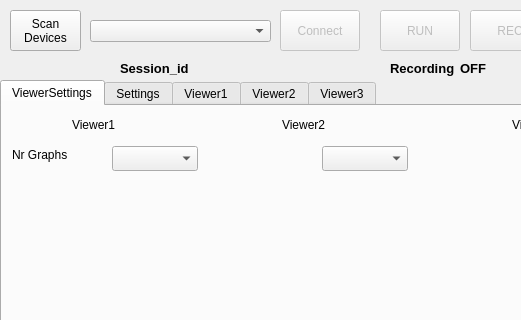
Qt form GUI/GUI.ui (Optophys-Lab/MCC_DAQ) before a commit; both pictures show x 0 to 521 and y 0 to 320 of the 1128 by 875 pixel window.
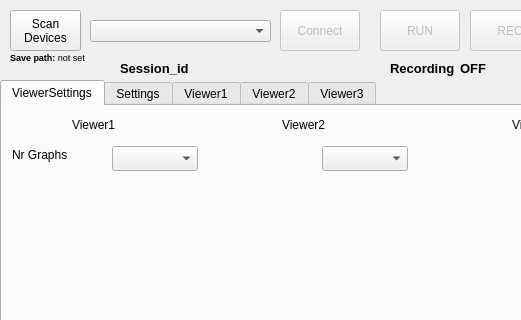
The same form after that commit. Custom widgets are drawn as their Qt base class.

What changed in the file:
```diff
--- a/GUI/GUI.ui
+++ b/GUI/GUI.ui
@@ -1957,6 +1957,27 @@
      <string>Session_id</string>
     </property>
    </widget>
+   <widget class="QLabel" name="SavePath_label">
+ <property name="geometry">
+  <rect>
+   <x>10</x>
+   <y>50</y>
+   <width>361</width>
+   <height>16</height>
+  </rect>
+ </property>
+ <property name="textFormat">
+  <enum>Qt::RichText</enum>
+ </property>
+ <property name="font">
+  <font>
+   <pointsize>7</pointsize>
+  </font>
+ </property>
+ <property name="text">
+  <string>&lt;b&gt;Save path:&lt;/b&gt; not set</string>
+ </property>
+</widget>
   </widget>
   <widget class="QMenuBar" name="menubar">
    <property name="geometry">
```
